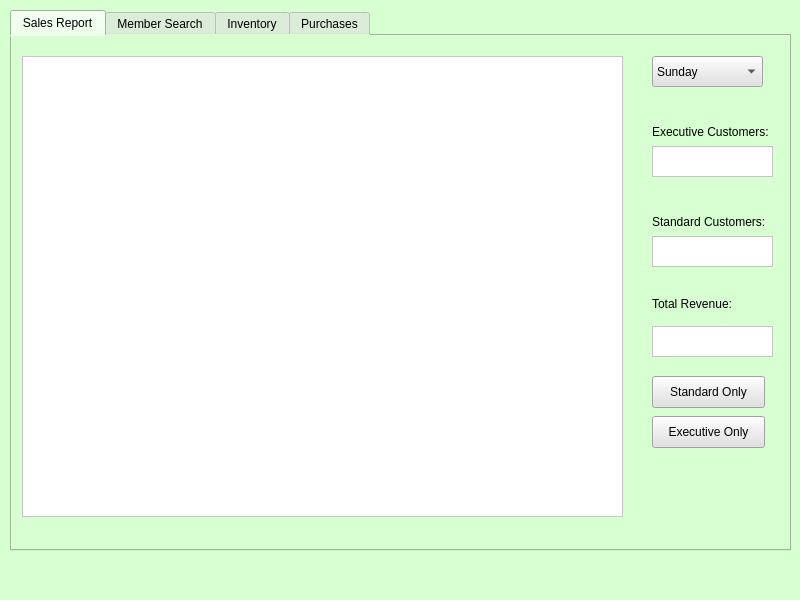
Old version of the form QtCuties-BulkClubProject/managermenu.ui in the repository NicholasHuCS1C/Bulk-Club-CS1C.
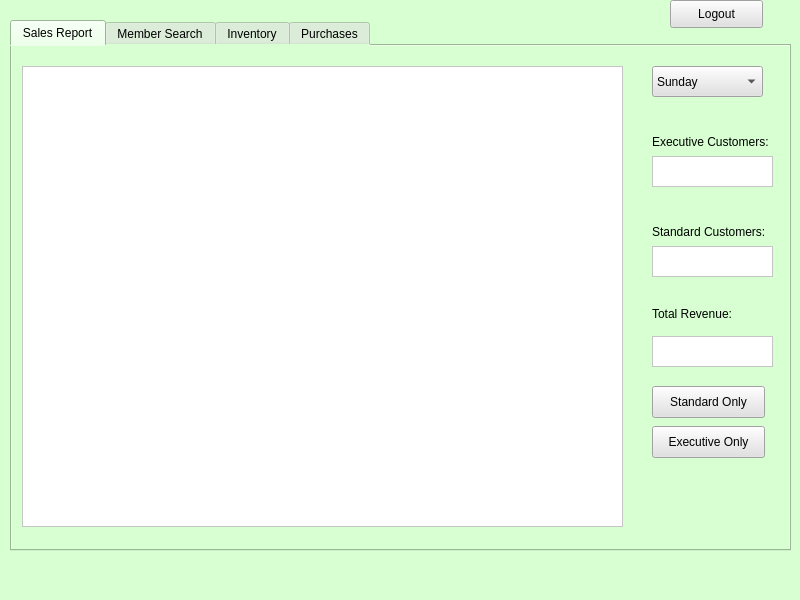
New version of the form.

Commit message: Added logout button. fixed some reoccuring errors.

What changed in the file:
```diff
--- a/QtCuties-BulkClubProject/managermenu.ui
+++ b/QtCuties-BulkClubProject/managermenu.ui
@@ -21,9 +21,9 @@
     <property name="geometry">
      <rect>
       <x>10</x>
-      <y>10</y>
+      <y>20</y>
       <width>781</width>
-      <height>541</height>
+      <height>531</height>
      </rect>
     </property>
     <property name="styleSheet">
@@ -1699,6 +1699,22 @@
      </widget>
     </widget>
    </widget>
+   <widget class="QPushButton" name="buttonLogout">
+    <property name="geometry">
+     <rect>
+      <x>670</x>
+      <y>0</y>
+      <width>93</width>
+      <height>28</height>
+     </rect>
+    </property>
+    <property name="styleSheet">
+     <string notr="true">background-color: rgb(225, 225, 225);</string>
+    </property>
+    <property name="text">
+     <string>Logout</string>
+    </property>
+   </widget>
   </widget>
   <widget class="QMenuBar" name="menubar">
    <property name="geometry">
```
The commit also changes 8 other files.
